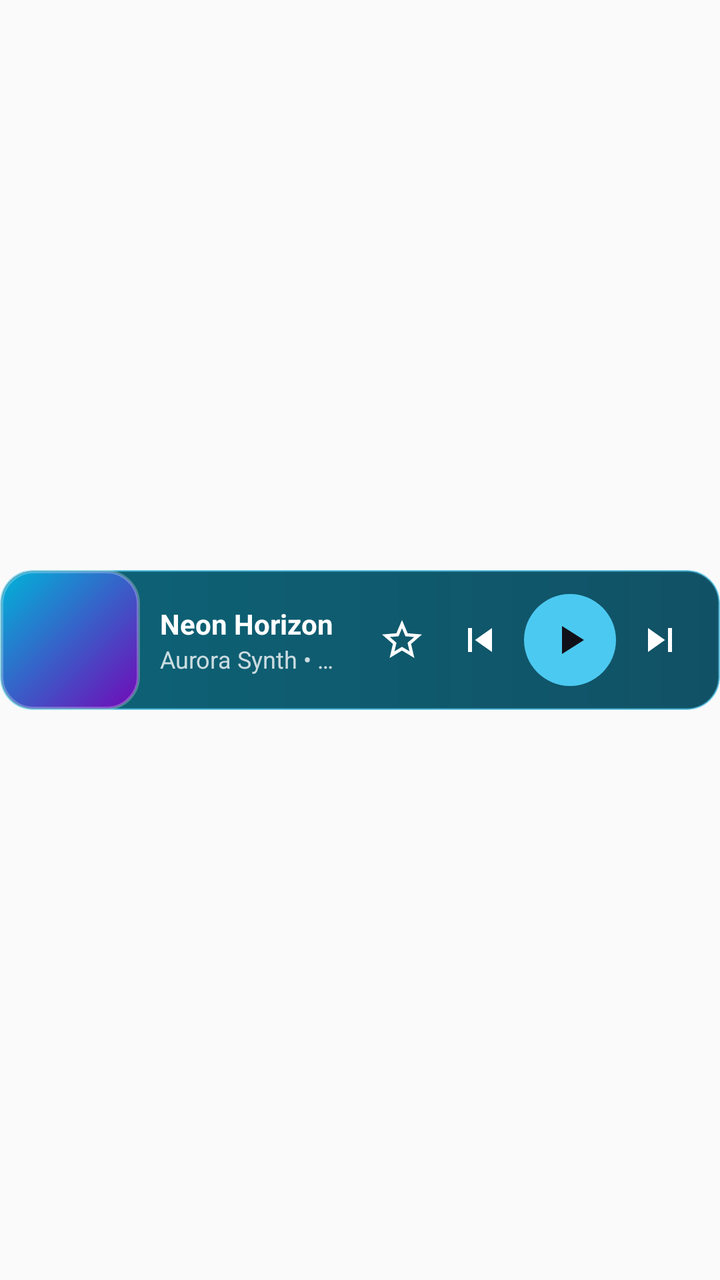
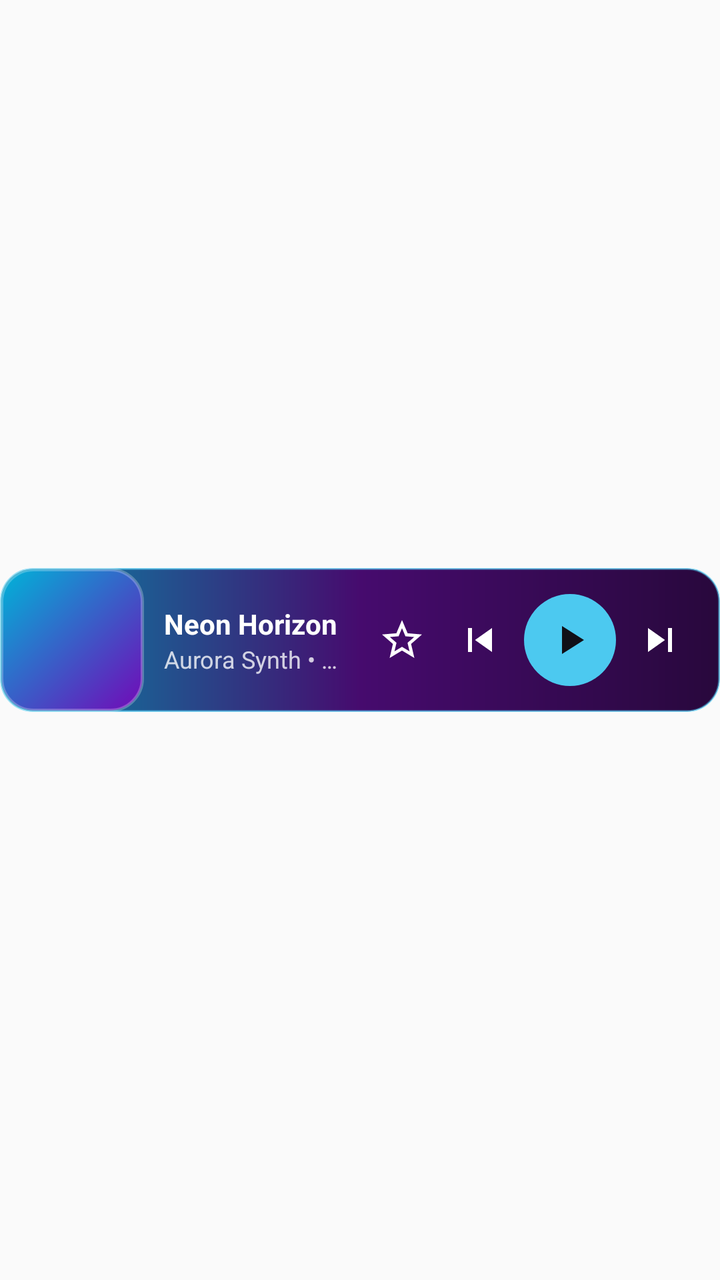

Screens rendered from an Android XML layout before and after an edit, with the pre-edit source and the edit as a unified diff.
<!-- AndroidManifest.xml: application theme Theme.Toolbox -->
<!-- res/layout/widget_music_mini_bar.xml -->
<?xml version="1.0" encoding="utf-8"?>
<FrameLayout xmlns:android="http://schemas.android.com/apk/res/android"
    android:layout_width="match_parent"
    android:layout_height="match_parent">

    <FrameLayout
        android:id="@+id/widget_mini_root"
        android:layout_width="match_parent"
        android:layout_height="70dp"
        android:layout_gravity="center_vertical"
        android:background="@drawable/bg_music_widget_mini_bar"
        android:clipToOutline="true">

        <ImageView
            android:id="@+id/widget_mini_background"
            android:layout_width="match_parent"
            android:layout_height="match_parent"
            android:contentDescription="@null"
            android:scaleType="fitXY"
            android:src="@drawable/bg_music_widget_mini_bar" />

        <LinearLayout
            android:id="@+id/widget_mini_row"
            android:layout_width="match_parent"
            android:layout_height="match_parent"
            android:gravity="center_vertical"
            android:orientation="horizontal"
            android:paddingStart="0dp"
            android:paddingTop="0dp"
            android:paddingEnd="10dp"
            android:paddingBottom="0dp">

            <ImageView
                android:id="@+id/widget_mini_album_art"
                android:layout_width="70dp"
                android:layout_height="match_parent"
                android:adjustViewBounds="true"
                android:contentDescription="Album Art"
                android:scaleType="fitCenter"
                android:src="@drawable/bg_music_widget_artwork_placeholder" />

            <LinearLayout
                android:id="@+id/widget_mini_text_container"
                android:layout_width="0dp"
                android:layout_height="wrap_content"
                android:layout_marginStart="10dp"
                android:layout_marginEnd="6dp"
                android:layout_weight="1"
                android:orientation="vertical">

                <TextView
                    android:id="@+id/widget_mini_title"
                    android:layout_width="match_parent"
                    android:layout_height="wrap_content"
                    android:ellipsize="end"
                    android:maxLines="1"
                    android:text="Neon Horizon"
                    android:textColor="#FFFFFFFF"
                    android:textSize="14sp"
                    android:textStyle="bold" />

                <TextView
                    android:id="@+id/widget_mini_subtitle"
                    android:layout_width="match_parent"
                    android:layout_height="wrap_content"
                    android:ellipsize="end"
                    android:maxLines="1"
                    android:text="Aurora Synth • Midnight Odyssey"
                    android:textColor="#C7FFFFFF"
                    android:textSize="12sp" />
            </LinearLayout>

            <ImageView
                android:id="@+id/widget_mini_favorite_button"
                android:layout_width="38dp"
                android:layout_height="38dp"
                android:background="?android:attr/selectableItemBackgroundBorderless"
                android:contentDescription="Favorite"
                android:padding="7dp"
                android:scaleType="centerInside"
                android:src="@drawable/ic_media_favorite_off"
                android:tint="#CCFFFFFF" />

            <ImageView
                android:id="@+id/widget_mini_prev_button"
                android:layout_width="40dp"
                android:layout_height="40dp"
                android:background="?android:attr/selectableItemBackgroundBorderless"
                android:contentDescription="Previous track"
                android:padding="6dp"
                android:scaleType="centerInside"
                android:src="@drawable/ic_media_skip_previous"
                android:tint="#FFFFFFFF" />

            <FrameLayout
                android:id="@+id/widget_mini_play_pause_container"
                android:layout_width="46dp"
                android:layout_height="46dp"
                android:layout_marginStart="2dp"
                android:layout_marginEnd="2dp">

                <ImageView
                    android:id="@+id/widget_mini_play_pause_bg"
                    android:layout_width="match_parent"
                    android:layout_height="match_parent"
                    android:contentDescription="@null"
                    android:src="@drawable/bg_music_widget_circle"
                    android:tint="#FF4CC9F0" />

                <ImageView
                    android:id="@+id/widget_mini_play_pause_button"
                    android:layout_width="match_parent"
                    android:layout_height="match_parent"
                    android:background="?android:attr/selectableItemBackgroundBorderless"
                    android:contentDescription="Play"
                    android:padding="10dp"
                    android:scaleType="centerInside"
                    android:src="@drawable/ic_media_play"
                    android:tint="#FF101018" />
            </FrameLayout>

            <ImageView
                android:id="@+id/widget_mini_next_button"
                android:layout_width="40dp"
                android:layout_height="40dp"
                android:background="?android:attr/selectableItemBackgroundBorderless"
                android:contentDescription="Next track"
                android:padding="6dp"
                android:scaleType="centerInside"
                android:src="@drawable/ic_media_skip_next"
                android:tint="#FFFFFFFF" />
        </LinearLayout>
    </FrameLayout>
</FrameLayout>
<!-- resources referenced by this layout -->
<resources>
  <!-- drawable bg_music_widget_artwork_placeholder (drawable) -->
  <?xml version="1.0" encoding="utf-8"?>
  <shape xmlns:android="http://schemas.android.com/apk/res/android"
      android:shape="rectangle">
      <corners android:radius="16dp" />
      <gradient
          android:angle="315"
          android:startColor="#FF00B4D8"
          android:endColor="#FF7209B7"
          android:type="linear" />
      <stroke
          android:width="1.5dp"
          android:color="#40FFFFFF" />
  </shape>
  <!-- drawable bg_music_widget_circle (drawable) -->
  <?xml version="1.0" encoding="utf-8"?>
  <shape xmlns:android="http://schemas.android.com/apk/res/android"
      android:shape="oval">
      <solid android:color="#FFFFFFFF" />
  </shape>
  <!-- drawable bg_music_widget_mini_bar (drawable) -->
  <?xml version="1.0" encoding="utf-8"?>
  <shape xmlns:android="http://schemas.android.com/apk/res/android"
      android:shape="rectangle">
      <corners android:radius="16dp" />
      <gradient
          android:angle="0"
          android:startColor="#FF0D6478"
          android:endColor="#FF115165"
          android:type="linear" />
      <stroke
          android:width="1dp"
          android:color="#664CC9F0" />
  </shape>
  <!-- drawable ic_media_favorite_off (drawable) -->
  <vector xmlns:android="http://schemas.android.com/apk/res/android"
      android:width="24dp"
      android:height="24dp"
      android:viewportWidth="24"
      android:viewportHeight="24">
      <path
          android:fillColor="#FFFFFFFF"
          android:pathData="M22,9.24l-7.19,-0.62L12,2 9.19,8.63 2,9.24l5.46,4.73L5.82,21 12,17.27 18.18,21l-1.63,-7.03L22,9.24zM12,15.4l-3.76,2.27 1,-4.28 -3.32,-2.88 4.38,-0.38L12,6.1l1.71,4.04 4.38,0.38 -3.32,2.88 1,4.28L12,15.4z" />
  </vector>
  <!-- drawable ic_media_play (drawable) -->
  <vector xmlns:android="http://schemas.android.com/apk/res/android"
      android:width="24dp"
      android:height="24dp"
      android:viewportWidth="24"
      android:viewportHeight="24">
      <path
          android:fillColor="#FFFFFFFF"
          android:pathData="M8,5v14l11,-7z" />
  </vector>
  <!-- drawable ic_media_skip_next (drawable) -->
  <vector xmlns:android="http://schemas.android.com/apk/res/android"
      android:width="24dp"
      android:height="24dp"
      android:viewportWidth="24"
      android:viewportHeight="24">
      <path
          android:fillColor="#FFFFFFFF"
          android:pathData="M6,18l8.5,-6L6,6v12zM16,6v12h2L18,6h-2z" />
  </vector>
  <!-- drawable ic_media_skip_previous (drawable) -->
  <vector xmlns:android="http://schemas.android.com/apk/res/android"
      android:width="24dp"
      android:height="24dp"
      android:viewportWidth="24"
      android:viewportHeight="24">
      <path
          android:fillColor="#FFFFFFFF"
          android:pathData="M6,6h2v12L6,18zM9.5,12l8.5,6L18,6z" />
  </vector>
  <style name="Theme.Toolbox" parent="android:Theme.Material.Light.NoActionBar" />
</resources>

<!-- the commit's change to res/layout/widget_music_mini_bar.xml (unified diff, before → after) -->
@@ -4,9 +4,9 @@
     android:layout_height="match_parent">
 
     <FrameLayout
-        android:id="@+id/widget_mini_root"
+        android:id="@android:id/background"
         android:layout_width="match_parent"
-        android:layout_height="70dp"
+        android:layout_height="72dp"
         android:layout_gravity="center_vertical"
         android:background="@drawable/bg_music_widget_mini_bar"
         android:clipToOutline="true">
@@ -32,7 +32,7 @@
 
             <ImageView
                 android:id="@+id/widget_mini_album_art"
-                android:layout_width="70dp"
+                android:layout_width="72dp"
                 android:layout_height="match_parent"
                 android:adjustViewBounds="true"
                 android:contentDescription="Album Art"
@@ -70,16 +70,31 @@
                     android:textSize="12sp" />
             </LinearLayout>
 
-            <ImageView
-                android:id="@+id/widget_mini_favorite_button"
+            <FrameLayout
+                android:id="@+id/widget_mini_favorite_container"
                 android:layout_width="38dp"
-                android:layout_height="38dp"
-                android:background="?android:attr/selectableItemBackgroundBorderless"
-                android:contentDescription="Favorite"
-                android:padding="7dp"
-                android:scaleType="centerInside"
-                android:src="@drawable/ic_media_favorite_off"
-                android:tint="#CCFFFFFF" />
+                android:layout_height="38dp">
+
+                <ImageView
+                    android:id="@+id/widget_mini_favorite_bg"
+                    android:layout_width="match_parent"
+                    android:layout_height="match_parent"
+                    android:contentDescription="@null"
+                    android:src="@drawable/bg_music_widget_circle"
+                    android:tint="#404CC9F0"
+                    android:visibility="invisible" />
+
+                <ImageView
+                    android:id="@+id/widget_mini_favorite_button"
+                    android:layout_width="match_parent"
+                    android:layout_height="match_parent"
+                    android:background="?android:attr/selectableItemBackgroundBorderless"
+                    android:contentDescription="Favorite"
+                    android:padding="7dp"
+                    android:scaleType="centerInside"
+                    android:src="@drawable/ic_media_favorite_off"
+                    android:tint="#CCFFFFFF" />
+            </FrameLayout>
 
             <ImageView
                 android:id="@+id/widget_mini_prev_button"
<!-- resource entries referenced after the edit -->
@@ -27,12 +27,13 @@
       <corners android:radius="16dp" />
       <gradient
           android:angle="0"
-          android:startColor="#FF0D6478"
-          android:endColor="#FF115165"
+          android:startColor="#FF058CA8"
+          android:centerColor="#FF460B6E"
+          android:endColor="#FF28083C"
           android:type="linear" />
       <stroke
           android:width="1dp"
-          android:color="#664CC9F0" />
+          android:color="#6B4CC9F0" />
   </shape>
   <!-- drawable ic_media_favorite_off (drawable) -->
   <vector xmlns:android="http://schemas.android.com/apk/res/android"
